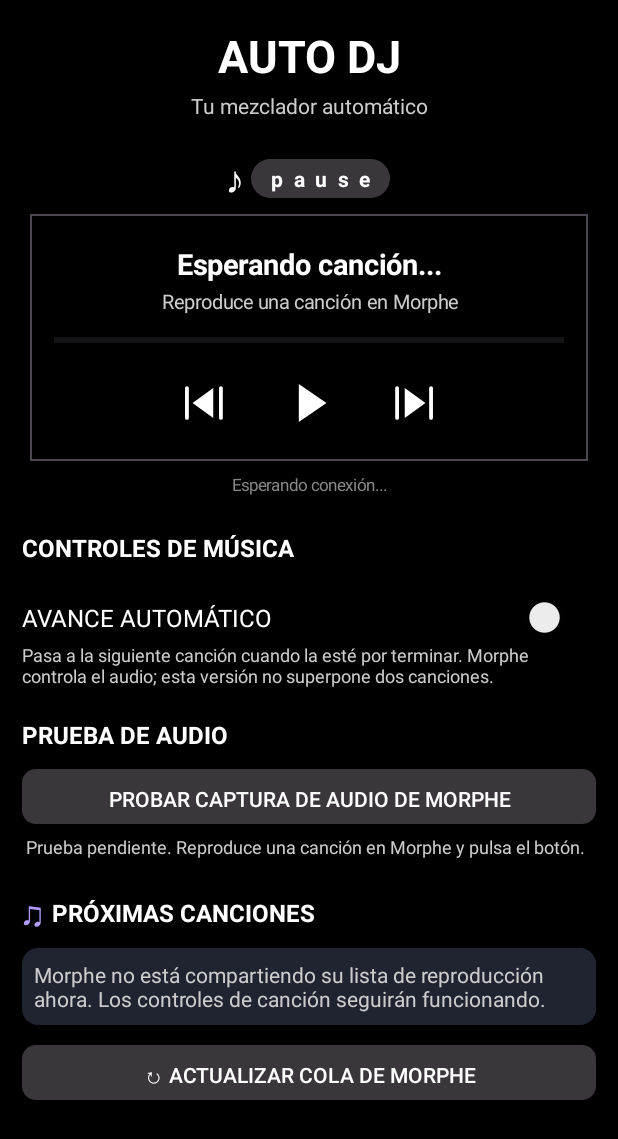
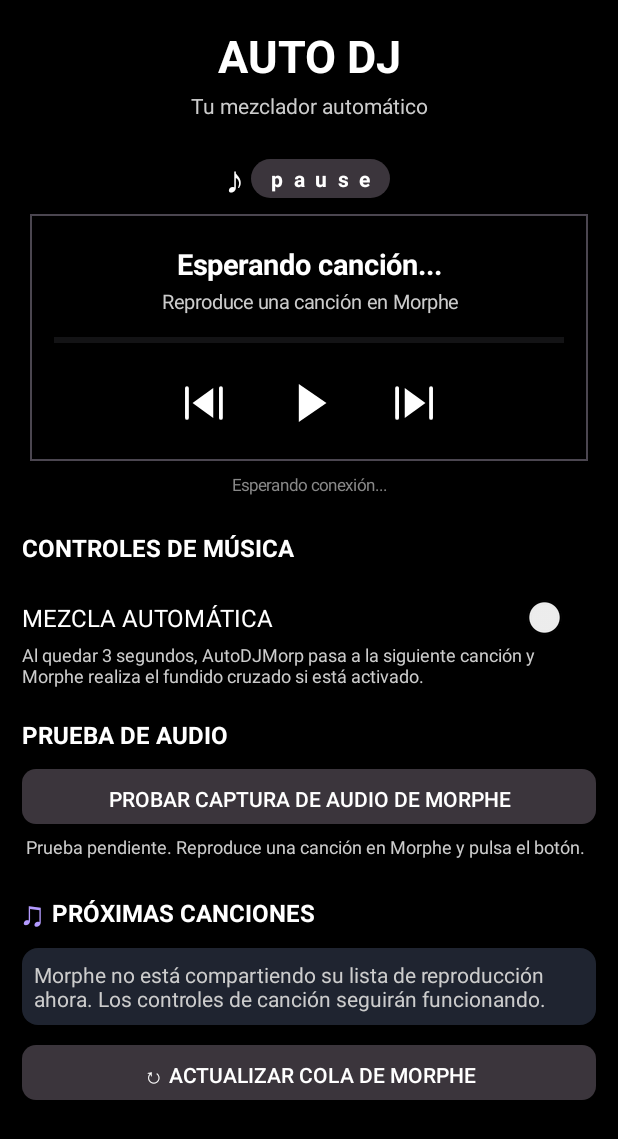
Before and after one commit to Maicol6667/AutoDJMorp, an Android app: the screen it shows after launch (MainActivity), on a phone screen of 412 x 824 dp. Shown: the top 1139 px of the screen. Run offline under Robolectric (Android 15) with nearby library versions, the phone set to English and light mode, and no system bars.

Commit message:
Ajusta mezcla automática para usar crossfade nativo de Morphe

```diff
--- a/app/src/main/java/com/autodjmorp/app/MainActivity.kt
+++ b/app/src/main/java/com/autodjmorp/app/MainActivity.kt
@@ -204,7 +204,7 @@ class MainActivity : Activity() {
             .getBoolean("auto_advance", false)
 
         val autoSwitch = Switch(this).apply {
-            text = "AVANCE AUTOMÁTICO"
+            text = "MEZCLA AUTOMÁTICA"
             textSize = 16f
             setTextColor(Color.WHITE)
             setPadding(0, 25, 0, 8)
@@ -224,7 +224,7 @@ class MainActivity : Activity() {
         content.addView(autoSwitch)
 
         val autoDescription = TextView(this).apply {
-            text = "Pasa a la siguiente canción cuando la actual esté por terminar. Morphe controla el audio; esta versión no superpone dos canciones."
+            text = "Al quedar 3 segundos, AutoDJMorp pasa a la siguiente canción y Morphe realiza el fundido cruzado si está activado."
             textSize = 12f
             setTextColor(Color.LTGRAY)
             setPadding(0, 0, 0, 15)
@@ -662,7 +662,7 @@ class MainActivity : Activity() {
 
             val key = metadata.getString(android.media.MediaMetadata.METADATA_KEY_TITLE).orEmpty() +
                 "|" + duration
-            if (duration - position in 1..6500 && key != lastAutoAdvancedTrack) {
+            if (duration - position in 1..3000 && key != lastAutoAdvancedTrack) {
                 lastAutoAdvancedTrack = key
                 controller.transportControls.skipToNext()
             }
```
